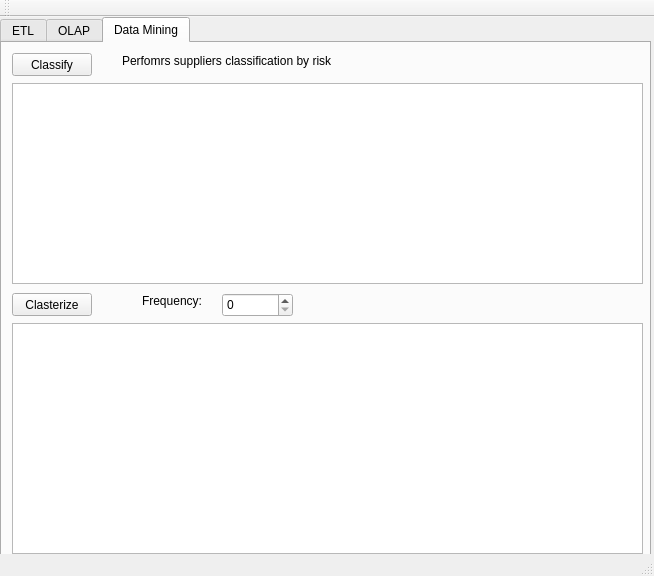
Qt form okcham-system/mainwindow.ui (bananamilkshake-code/ockham) before a commit.
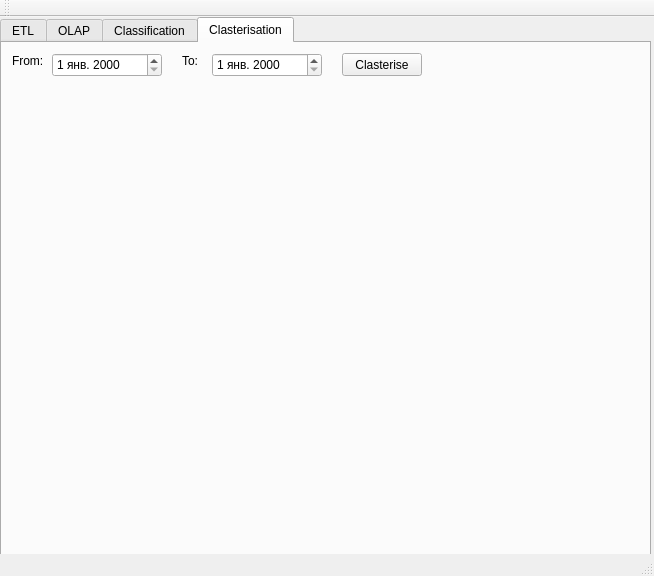
The same form after that commit.

```diff
--- a/okcham-system/mainwindow.ui
+++ b/okcham-system/mainwindow.ui
@@ -42,7 +42,7 @@
      <locale language="Russian" country="Russia"/>
     </property>
     <property name="currentIndex">
-     <number>2</number>
+     <number>3</number>
     </property>
     <widget class="QWidget" name="tab_ETL">
      <attribute name="title">
@@ -460,7 +460,7 @@
     </widget>
     <widget class="QWidget" name="tab">
      <attribute name="title">
-      <string>Data Mining</string>
+      <string>Classification</string>
      </attribute>
      <widget class="QPushButton" name="button_classify">
       <property name="geometry">
@@ -475,59 +475,13 @@
        <string>Classify</string>
       </property>
      </widget>
-     <widget class="QListView" name="list_clasterized">
-      <property name="geometry">
-       <rect>
-        <x>10</x>
-        <y>280</y>
-        <width>631</width>
-        <height>231</height>
-       </rect>
-      </property>
-     </widget>
-     <widget class="QPushButton" name="button_clasterize">
-      <property name="geometry">
-       <rect>
-        <x>10</x>
-        <y>250</y>
-        <width>80</width>
-        <height>23</height>
-       </rect>
-      </property>
-      <property name="text">
-       <string>Clasterize</string>
-      </property>
-     </widget>
-     <widget class="QLabel" name="label_frequency">
-      <property name="geometry">
-       <rect>
-        <x>140</x>
-        <y>250</y>
-        <width>71</width>
-        <height>16</height>
-       </rect>
-      </property>
-      <property name="text">
-       <string>Frequency:</string>
-      </property>
-     </widget>
-     <widget class="QSpinBox" name="spin_frequency">
-      <property name="geometry">
-       <rect>
-        <x>220</x>
-        <y>250</y>
-        <width>71</width>
-        <height>24</height>
-       </rect>
-      </property>
-     </widget>
      <widget class="QTableWidget" name="table_classification">
       <property name="geometry">
        <rect>
         <x>10</x>
         <y>40</y>
         <width>631</width>
-        <height>201</height>
+        <height>441</height>
        </rect>
       </property>
       <property name="selectionMode">
@@ -554,6 +508,70 @@
       </property>
      </widget>
     </widget>
+    <widget class="QWidget" name="ta_clasterisation">
+     <attribute name="title">
+      <string>Clasterisation</string>
+     </attribute>
+     <widget class="QPushButton" name="button_clasterize">
+      <property name="geometry">
+       <rect>
+        <x>340</x>
+        <y>10</y>
+        <width>80</width>
+        <height>23</height>
+       </rect>
+      </property>
+      <property name="text">
+       <string>Clasterise</string>
+      </property>
+     </widget>
+     <widget class="QDateEdit" name="date_clasterise_from">
+      <property name="geometry">
+       <rect>
+        <x>50</x>
+        <y>10</y>
+        <width>110</width>
+        <height>24</height>
+       </rect>
+      </property>
+     </widget>
+     <widget class="QDateEdit" name="date_claterise_to">
+      <property name="geometry">
+       <rect>
+        <x>210</x>
+        <y>10</y>
+        <width>110</width>
+        <height>24</height>
+       </rect>
+      </property>
+     </widget>
+     <widget class="QLabel" name="label_claster_from">
+      <property name="geometry">
+       <rect>
+        <x>10</x>
+        <y>10</y>
+        <width>57</width>
+        <height>15</height>
+       </rect>
+      </property>
+      <property name="text">
+       <string>From:</string>
+      </property>
+     </widget>
+     <widget class="QLabel" name="label_claster_to">
+      <property name="geometry">
+       <rect>
+        <x>180</x>
+        <y>10</y>
+        <width>57</width>
+        <height>15</height>
+       </rect>
+      </property>
+      <property name="text">
+       <string>To:</string>
+      </property>
+     </widget>
+    </widget>
    </widget>
   </widget>
   <widget class="QMenuBar" name="menuBar">
```
Left out of the diff: 5 changed lines with no effect on the pictures.
